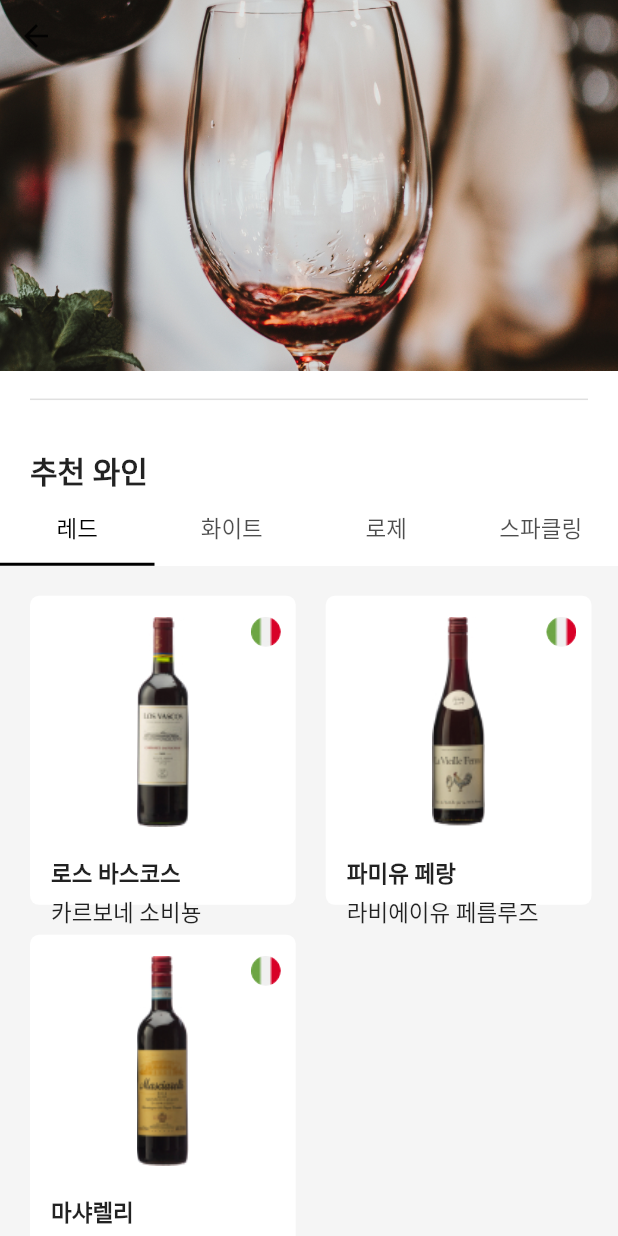
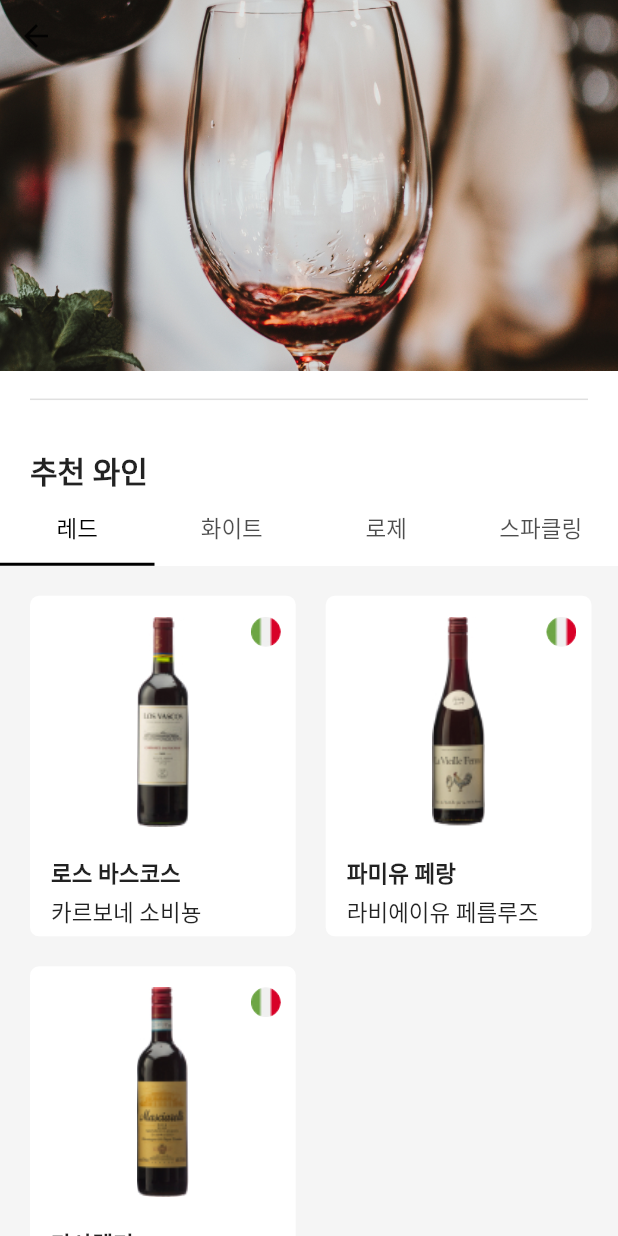
Before and after one commit to youngmi97/winepedia, a Flutter app: the DetailsScreen screen opened directly with sample values from the repository, scrolled down 247 dp, on a phone screen of 412 x 824 dp. Run offline on Flutter 3.47's test engine with Material 2 defaults, Android fonts, the phone set to English and light mode, and no system bars; our stand-ins replace audioplayers, video_player.

Commit message:
fixed margin issue

```diff
--- a/lib/models/winebar.dart
+++ b/lib/models/winebar.dart
@@ -1,11 +1,12 @@
 // Our movie model
 class WineBar {
   final int id;
-  final String description, name, poster;
+  final String description, name, posterVideo, posterImage;
   final List<Map> wines;
 
   WineBar({
-    required this.poster,
+    required this.posterVideo,
+    required this.posterImage,
     required this.name,
     required this.id,
     required this.description,
@@ -18,7 +19,8 @@ List<WineBar> wineBars = [
   WineBar(
     id: 1,
     name: "Bloodshot",
-    poster: "assets/images/bar_template.jpg",
+    posterVideo: "assets/images/bar_template.jpg",
+    posterImage: "assets/images/bar_template.jpg",
     description: plotText,
     wines: [
       {"name": "Red Wine", "brand": "Jae's Wine", "country": "Italy"}
@@ -27,14 +29,16 @@ List<WineBar> wineBars = [
   WineBar(
     id: 2,
     name: "Bloodshot",
-    poster: "assets/images/bar_template.jpg",
+    posterVideo: "assets/gargotte.mp4",
+    posterImage: "assets/images/bar_template.jpg",
     description: plotText,
     wines: [],
   ),
   WineBar(
     id: 3,
     name: "Bloodshot",
-    poster: "assets/images/bar_template.jpg",
+    posterVideo: "assets/images/bar_template.jpg",
+    posterImage: "assets/images/bar_template.jpg",
     description: plotText,
     wines: [],
   ),
--- a/lib/screens/details/components/body.dart
+++ b/lib/screens/details/components/body.dart
@@ -21,7 +21,7 @@ class Body extends StatelessWidget {
                     decoration: BoxDecoration(
                         image: DecorationImage(
                             fit: BoxFit.cover,
-                            image: AssetImage(wineBar.poster)))),
+                            image: AssetImage(wineBar.posterImage)))),
               ],
             ),
             const SafeArea(child: BackButton()),
--- a/lib/screens/details/components/scroll_screen.dart
+++ b/lib/screens/details/components/scroll_screen.dart
@@ -25,7 +25,7 @@ class Scroll_Screen extends StatelessWidget {
               return SingleChildScrollView(
                 controller: controller,
                 child: SizedBox(
-                  height: size.height,
+                  height: 985.6,
                   child: Stack(children: <Widget>[
                     Container(
                         decoration: const BoxDecoration(
--- a/lib/screens/details/components/wine_catalogue.dart
+++ b/lib/screens/details/components/wine_catalogue.dart
@@ -35,7 +35,7 @@ class WineDisplayContainer extends StatelessWidget {
     String myString = wineName.replaceAll(" ", "_");
     Size size = MediaQuery.of(context).size;
     return Container(
-        height: size.height * 0.25,
+        height: 227,
         width: size.width * 0.43,
         margin: const EdgeInsets.only(left: 20, top: 20),
         decoration: BoxDecoration(
```
Also changed, not shown: lib/screens/home/components/asset_player_widget.dart (+3 -4 lines), lib/screens/home/components/carousel_card.dart (+13 -11 lines), lib/screens/home/components/video_player_widget.dart (+2 -6 lines).
